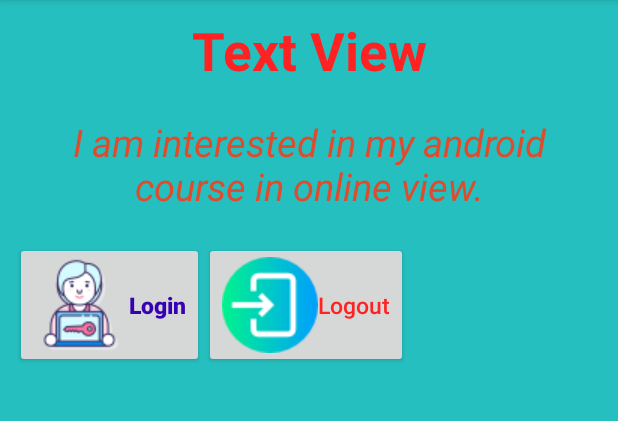
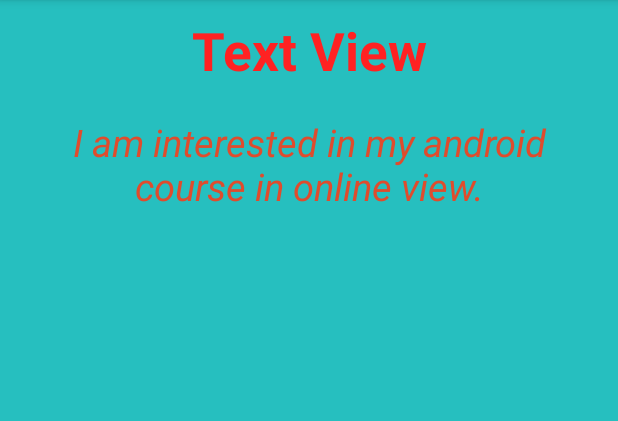
Before and after one commit to ruhulamin63/Android_Apps, an Android app: the screen it shows after launch (MainActivity), on a phone screen of 412 x 824 dp, the part 84-505 px from its top. Run offline under Robolectric (Android 15) with nearby library versions, the phone set to English and light mode, and no system bars; 3 statements that could not run were skipped.

Commit message:
Remove button & image

```diff
--- a/app/src/main/res/layout/activity_main.xml
+++ b/app/src/main/res/layout/activity_main.xml
@@ -23,7 +23,6 @@
         android:id="@+id/headTextViewId"
         android:padding="10dp"
         />
-
     <TextView
         android:id="@+id/OpenionTextViewId"
         android:layout_height="wrap_content"
@@ -37,47 +36,4 @@
         android:textAlignment="center"
         android:padding="10dp"
         />
-
-
-    <LinearLayout
-        android:orientation="horizontal"
-        android:layout_height="wrap_content"
-        android:layout_width="match_parent"
-        android:layout_margin="10dp">
-
-            <Button
-                android:layout_height="wrap_content"
-                android:layout_width="wrap_content"
-                android:textStyle="bold"
-                android:textAllCaps="false"
-                android:textSize="15sp"
-                android:textColor="@color/colorPrimaryDark"
-                android:text="@string/login_button"
-                android:id="@+id/loginButtId"
-                android:onClick="showMessage"
-                android:drawableLeft="@drawable/owner"
-                />
-
-            <Button
-                android:layout_height="wrap_content"
-                android:layout_width="wrap_content"
-                android:textAllCaps="false"
-                android:textSize="15dp"
-                android:textColor="@color/red"
-                android:text="@string/logout_button"
-                android:id="@+id/logoutButtId"
-                android:onClick="showMessage"
-                android:drawableLeft="@drawable/login"
-                />
-        </LinearLayout>
-
-            <TextView
-                android:layout_height="wrap_content"
-                android:layout_width="match_parent"
-                android:textStyle="bold"
-                android:textSize="30dp"
-                android:textColor="@color/red"
-                android:textAlignment="center"
-                android:id="@+id/LoginTextId"
-                />
 </LinearLayout>
```
Also changed, not shown: app/src/main/java/com/example/myapplication/MainActivity.java (line endings or trailing spaces).
